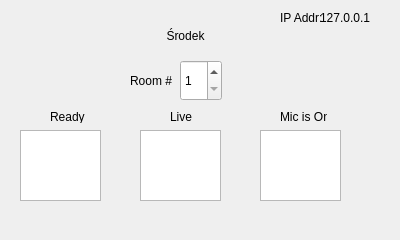
Qt form SpacjaTeleClient/spacjateleclient.ui (hobitolog/SpacjaTeleClient) before a commit.
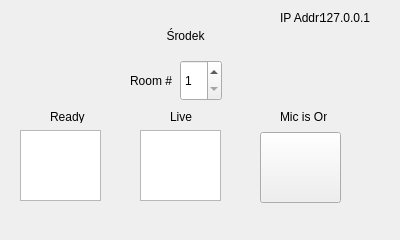
The same form after that commit.

```diff
--- a/SpacjaTeleClient/spacjateleclient.ui
+++ b/SpacjaTeleClient/spacjateleclient.ui
@@ -68,16 +68,6 @@
      <string>Mic is On</string>
     </property>
    </widget>
-   <widget class="QGraphicsView" name="MicSig">
-    <property name="geometry">
-     <rect>
-      <x>260</x>
-      <y>130</y>
-      <width>81</width>
-      <height>71</height>
-     </rect>
-    </property>
-   </widget>
    <widget class="QLabel" name="RoomLabel">
     <property name="geometry">
      <rect>
@@ -169,6 +159,22 @@
      <string>Ready</string>
     </property>
    </widget>
+   <widget class="QPushButton" name="MicSig">
+    <property name="geometry">
+     <rect>
+      <x>260</x>
+      <y>132</y>
+      <width>81</width>
+      <height>71</height>
+     </rect>
+    </property>
+    <property name="autoFillBackground">
+     <bool>false</bool>
+    </property>
+    <property name="text">
+     <string/>
+    </property>
+   </widget>
   </widget>
  </widget>
  <layoutdefault spacing="6" margin="11"/>
```
